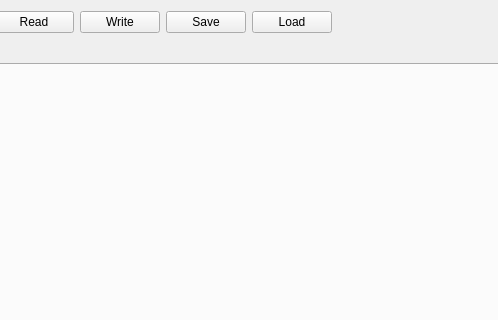
The window that mahos/gui/ui/tweaker.ui (ToyotaCRDL/mahos) describes before a commit, drawn with Qt 5; both pictures show x 103 to 601 and y 0 to 320 of the 970 by 476 pixel window.
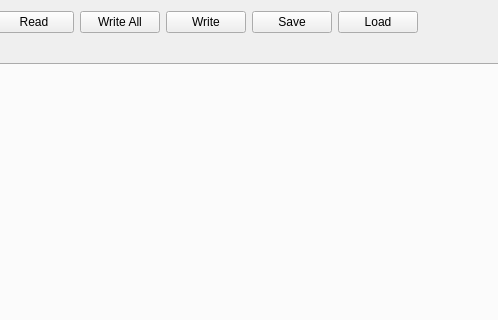
The same window after the commit.

Commit message:
tweaker: fix io and make it usable from other meas
- use h5 instead of pickle, that enables injection of
  tweaker-managed inst_params to measurement Data files.
- added test_tweaker too.

What changed in the file:
```diff
--- a/mahos/gui/ui/tweaker.ui
+++ b/mahos/gui/ui/tweaker.ui
@@ -30,6 +30,13 @@
        </property>
       </widget>
      </item>
+     <item>
+      <widget class="QPushButton" name="writeallButton">
+       <property name="text">
+        <string>Write All</string>
+       </property>
+      </widget>
+     </item>
      <item>
       <widget class="QPushButton" name="writeButton">
        <property name="text">
```
Left out of the diff: 9 changed lines with no effect on the pictures. The commit also changes 19 other files.
